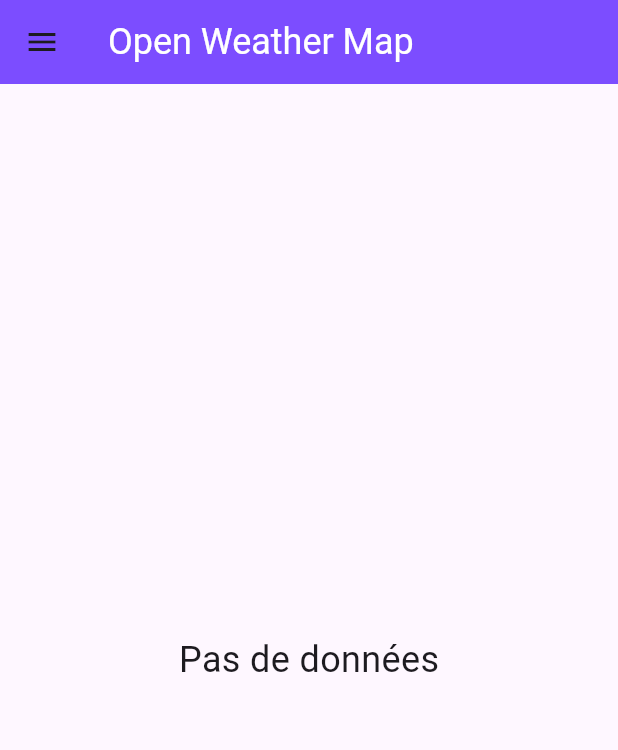
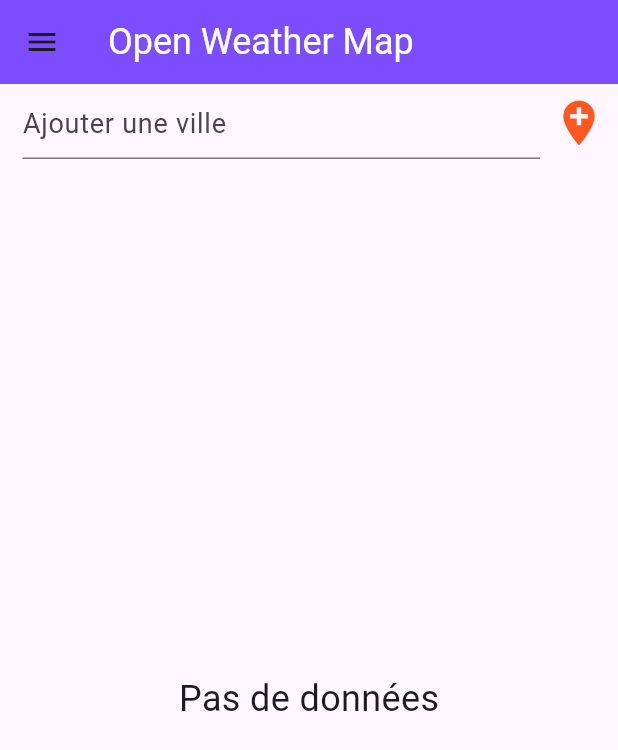
Before and after one commit to lpastyle/open_weather_map_live, a Flutter app: the screen it shows after launch, on a phone screen of 412 x 824 dp. Shown: the top 750 px of the screen. Run offline on Flutter 3.47's test engine with Material 3 defaults, Android fonts, the phone set to English and light mode, and no system bars; our stand-ins replace geocoding, location.

Commit message:
Added TextField in home page

```diff
--- a/lib/home_page.dart
+++ b/lib/home_page.dart
@@ -1,5 +1,6 @@
 import 'package:flutter/material.dart';
 import 'package:location/location.dart';
+import 'package:open_weather_map_live/add_city_view.dart';
 import 'package:open_weather_map_live/drawer_menu.dart';
 import 'package:open_weather_map_live/forecast_view.dart';
 import 'package:open_weather_map_live/geo_position.dart';
@@ -38,13 +39,14 @@
         cities: [userPosition == null ? "" : userPosition!.city, "Paris", "Madrid", "Tunis"],
         onTap: onMenuItemTap
       ),
-      body: Center(
-          //child: Text('Latitude=${locationData?.latitude}\nLongitude=${locationData?.longitude}',
-          //child: Text('Latitude=${userPosition?.lat}\nLongitude=${userPosition?.lon}\nCity=${userPosition?.city}',
-          //child: Text("Api count=${apiResponse?.cnt}\nLatitude=${userPosition?.lat}\nLongitude=${userPosition?.lon}\nCity=${userPosition?.city}",
-          //style: TextStyle(fontSize: 24)
-          child: ForecastView(apiResponse:  apiResponse),
-        )
+      body: Column(
+        children: [
+          AddCityView(onAddCity: onAddCity),
+          Expanded(
+              child: ForecastView(apiResponse: apiResponse)
+          )
+        ]
+      )
       );
   }
 
@@ -69,4 +71,8 @@
     debugPrint("ontap($s)");
     Navigator.of(context).pop();
   }
+
+  void onAddCity(String s) {
+    debugPrint("add city <$s>");
+  }
 }
```
